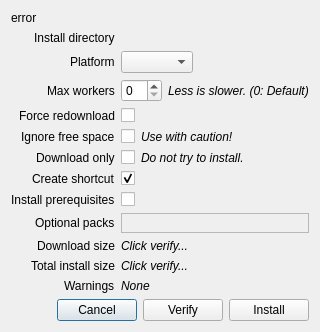
First picture: the form in rare/ui/components/dialogs/install_dialog.ui, repository RareDevs/Rare, before the edit.
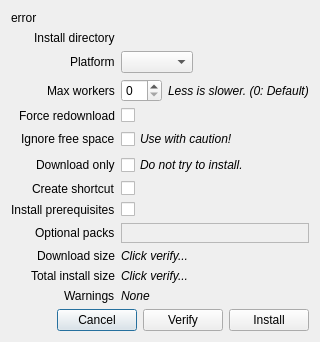
Second picture: the form after the edit.

```diff
--- a/rare/ui/components/dialogs/install_dialog.ui
+++ b/rare/ui/components/dialogs/install_dialog.ui
@@ -6,8 +6,8 @@
    <rect>
     <x>0</x>
     <y>0</y>
-    <width>324</width>
-    <height>347</height>
+    <width>337</width>
+    <height>372</height>
    </rect>
   </property>
   <property name="windowTitle">
@@ -111,32 +111,6 @@
      </property>
     </widget>
    </item>
-   <item row="5" column="1">
-    <layout class="QHBoxLayout" name="ignore_space_layout">
-     <item>
-      <widget class="QCheckBox" name="ignore_space_check">
-       <property name="sizePolicy">
-        <sizepolicy hsizetype="Maximum" vsizetype="Fixed">
-         <horstretch>0</horstretch>
-         <verstretch>0</verstretch>
-        </sizepolicy>
-       </property>
-      </widget>
-     </item>
-     <item>
-      <widget class="QLabel" name="ignore_space_info_label">
-       <property name="font">
-        <font>
-         <italic>true</italic>
-        </font>
-       </property>
-       <property name="text">
-        <string>Use with caution!</string>
-       </property>
-      </widget>
-     </item>
-    </layout>
-   </item>
    <item row="6" column="0">
     <widget class="QLabel" name="download_only_label">
      <property name="text">
@@ -144,35 +118,6 @@
      </property>
     </widget>
    </item>
-   <item row="6" column="1">
-    <layout class="QHBoxLayout" name="download_only_layout">
-     <item>
-      <widget class="QCheckBox" name="download_only_check">
-       <property name="sizePolicy">
-        <sizepolicy hsizetype="Maximum" vsizetype="Fixed">
-         <horstretch>0</horstretch>
-         <verstretch>0</verstretch>
-        </sizepolicy>
-       </property>
-       <property name="text">
-        <string notr="true"/>
-       </property>
-      </widget>
-     </item>
-     <item>
-      <widget class="QLabel" name="download_only_info_label">
-       <property name="font">
-        <font>
-         <italic>true</italic>
-        </font>
-       </property>
-       <property name="text">
-        <string>Do not try to install.</string>
-       </property>
-      </widget>
-     </item>
-    </layout>
-   </item>
    <item row="7" column="0">
     <widget class="QLabel" name="shortcut_lbl">
      <property name="text">
@@ -185,9 +130,6 @@
      <property name="text">
       <string notr="true"/>
      </property>
-     <property name="checked">
-      <bool>true</bool>
-     </property>
     </widget>
    </item>
    <item row="9" column="0">
@@ -323,7 +265,43 @@
    <item row="8" column="1">
     <widget class="QCheckBox" name="install_preqs_check">
      <property name="text">
-      <string/>
+      <string notr="true"/>
+     </property>
+    </widget>
+   </item>
+   <item row="5" column="1">
+    <widget class="QCheckBox" name="ignore_space_check">
+     <property name="sizePolicy">
+      <sizepolicy hsizetype="Maximum" vsizetype="Fixed">
+       <horstretch>0</horstretch>
+       <verstretch>0</verstretch>
+      </sizepolicy>
+     </property>
+     <property name="font">
+      <font>
+       <italic>true</italic>
+      </font>
+     </property>
+     <property name="text">
+      <string>Use with caution!</string>
+     </property>
+    </widget>
+   </item>
+   <item row="6" column="1">
+    <widget class="QCheckBox" name="download_only_check">
+     <property name="sizePolicy">
+      <sizepolicy hsizetype="Maximum" vsizetype="Fixed">
+       <horstretch>0</horstretch>
+       <verstretch>0</verstretch>
+      </sizepolicy>
+     </property>
+     <property name="font">
+      <font>
+       <italic>true</italic>
+      </font>
+     </property>
+     <property name="text">
+      <string>Do not try to install.</string>
      </property>
     </widget>
    </item>
```
Left out of the diff: 3 changed lines with no effect on the pictures.
